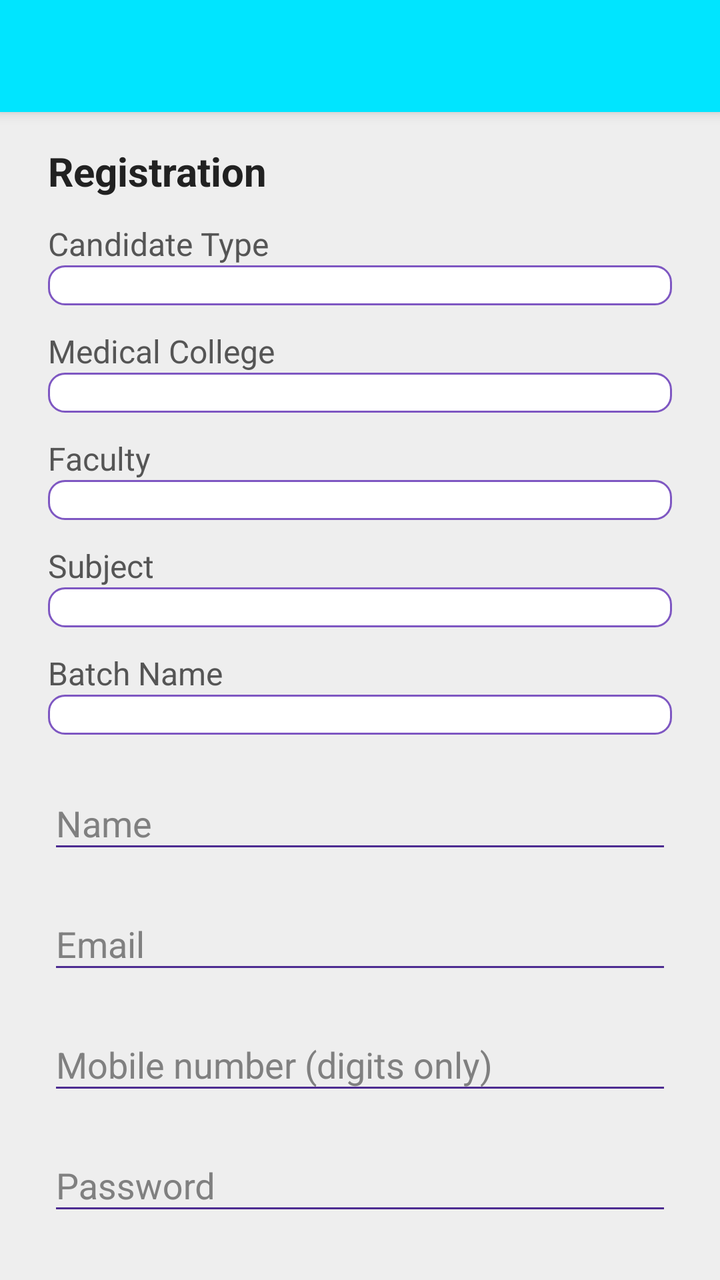
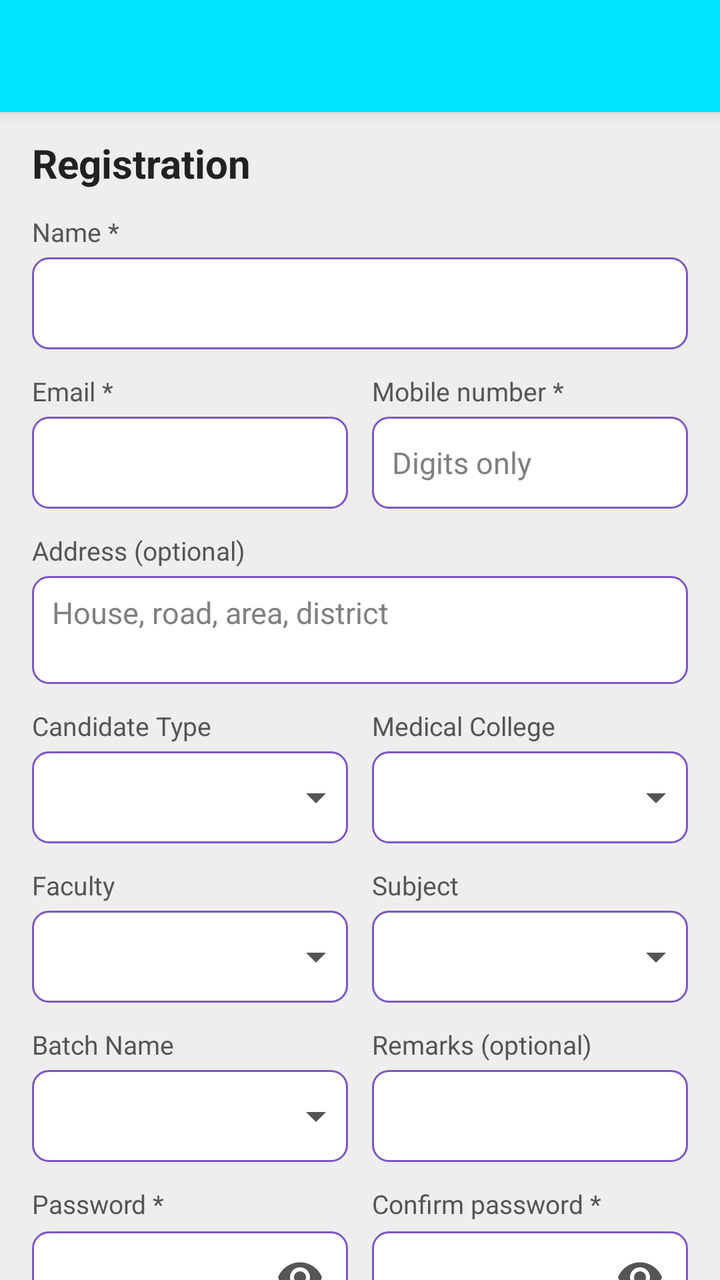

The first picture is an Android layout as it rendered before a commit; the second is the same layout after the commit. The layout source and the unified diff follow.
<!-- AndroidManifest.xml: activity theme AppTheme.Dark -->
<!-- res/layout/activity_sign_up.xml -->
<?xml version="1.0" encoding="utf-8"?>
<androidx.coordinatorlayout.widget.CoordinatorLayout xmlns:android="http://schemas.android.com/apk/res/android"
    xmlns:app="http://schemas.android.com/apk/res-auto"
    android:layout_width="match_parent"
    android:layout_height="match_parent"
    android:fitsSystemWindows="true">

    <com.google.android.material.appbar.AppBarLayout
        android:layout_width="match_parent"
        android:layout_height="wrap_content"
        android:theme="@style/AppTheme.AppBarOverlay">

        <androidx.appcompat.widget.Toolbar
            android:id="@+id/toolbar"
            android:layout_width="match_parent"
            android:layout_height="?attr/actionBarSize"
            android:background="?attr/colorPrimary"
            app:popupTheme="@style/AppTheme.PopupOverlay" />

    </com.google.android.material.appbar.AppBarLayout>

    <androidx.core.widget.NestedScrollView
        android:layout_width="match_parent"
        android:layout_height="match_parent"
        app:layout_behavior="@string/appbar_scrolling_view_behavior">

        <LinearLayout
            android:layout_width="match_parent"
            android:layout_height="wrap_content"
            android:focusable="true"
            android:focusableInTouchMode="true"
            android:orientation="vertical"
            android:paddingLeft="24dp"
            android:paddingRight="24dp"
            android:paddingTop="16dp"
            android:paddingBottom="24dp">

            <TextView
                android:layout_width="match_parent"
                android:layout_height="wrap_content"
                android:text="@string/lbl_registration"
                android:textColor="@color/text_color_primary"
                android:textSize="@dimen/text_size_large"
                android:textStyle="bold" />

            <TextView
                android:id="@+id/tvSignUpError"
                android:layout_width="match_parent"
                android:layout_height="wrap_content"
                android:layout_marginTop="8dp"
                android:gravity="center"
                android:textColor="@color/orange_red"
                android:textSize="@dimen/text_size_small"
                android:visibility="gone" />

            <TextView style="@style/CardViewLabelStyle" android:layout_width="match_parent" android:layout_height="wrap_content" android:layout_marginTop="12dp" android:text="@string/lbl_candidate_type" />
            <Spinner android:id="@+id/spCategory" android:layout_width="match_parent" android:layout_height="wrap_content" android:background="@drawable/rounded_edittext" android:padding="10dp" android:popupBackground="@color/white" android:spinnerMode="dropdown" />

            <TextView style="@style/CardViewLabelStyle" android:layout_width="match_parent" android:layout_height="wrap_content" android:layout_marginTop="12dp" android:text="@string/lbl_medical_college" />
            <Spinner android:id="@+id/spMedicalCollege" android:layout_width="match_parent" android:layout_height="wrap_content" android:background="@drawable/rounded_edittext" android:padding="10dp" android:popupBackground="@color/white" android:spinnerMode="dropdown" />

            <TextView style="@style/CardViewLabelStyle" android:layout_width="match_parent" android:layout_height="wrap_content" android:layout_marginTop="12dp" android:text="@string/lbl_faculty" />
            <Spinner android:id="@+id/spFaculty" android:layout_width="match_parent" android:layout_height="wrap_content" android:background="@drawable/rounded_edittext" android:padding="10dp" android:popupBackground="@color/white" android:spinnerMode="dropdown" />

            <TextView style="@style/CardViewLabelStyle" android:layout_width="match_parent" android:layout_height="wrap_content" android:layout_marginTop="12dp" android:text="@string/lbl_subject" />
            <Spinner android:id="@+id/spDepartment" android:layout_width="match_parent" android:layout_height="wrap_content" android:background="@drawable/rounded_edittext" android:padding="10dp" android:popupBackground="@color/white" android:spinnerMode="dropdown" />

            <TextView style="@style/CardViewLabelStyle" android:layout_width="match_parent" android:layout_height="wrap_content" android:layout_marginTop="12dp" android:text="@string/lbl_batch_name" />
            <Spinner android:id="@+id/spBatch" android:layout_width="match_parent" android:layout_height="wrap_content" android:background="@drawable/rounded_edittext" android:padding="10dp" android:popupBackground="@color/white" android:spinnerMode="dropdown" />

            <com.google.android.material.textfield.TextInputLayout
                android:layout_width="match_parent"
                android:layout_height="wrap_content"
                android:layout_marginTop="12dp">
                <EditText
                    android:id="@+id/input_name"
                    android:layout_width="match_parent"
                    android:layout_height="wrap_content"
                    android:hint="@string/hint_name"
                    android:inputType="textPersonName|textCapWords" />
            </com.google.android.material.textfield.TextInputLayout>

            <com.google.android.material.textfield.TextInputLayout
                android:layout_width="match_parent"
                android:layout_height="wrap_content"
                android:layout_marginTop="8dp">
                <EditText
                    android:id="@+id/input_email"
                    android:layout_width="match_parent"
                    android:layout_height="wrap_content"
                    android:hint="@string/hint_email"
                    android:inputType="textEmailAddress" />
            </com.google.android.material.textfield.TextInputLayout>

            <com.google.android.material.textfield.TextInputLayout
                android:layout_width="match_parent"
                android:layout_height="wrap_content"
                android:layout_marginTop="8dp">
                <EditText
                    android:id="@+id/input_phone"
                    android:layout_width="match_parent"
                    android:layout_height="wrap_content"
                    android:hint="@string/hint_phone"
                    android:digits="0123456789"
                    android:inputType="number"
                    android:maxLength="15" />
            </com.google.android.material.textfield.TextInputLayout>

            <com.google.android.material.textfield.TextInputLayout
                android:layout_width="match_parent"
                android:layout_height="wrap_content"
                android:layout_marginTop="8dp">
                <EditText
                    android:id="@+id/input_password"
                    android:layout_width="match_parent"
                    android:layout_height="wrap_content"
                    android:hint="@string/hint_password"
                    android:inputType="textPassword" />
            </com.google.android.material.textfield.TextInputLayout>

            <com.google.android.material.textfield.TextInputLayout
                android:layout_width="match_parent"
                android:layout_height="wrap_content"
                android:layout_marginTop="8dp">
                <EditText
                    android:id="@+id/input_password_re"
                    android:layout_width="match_parent"
                    android:layout_height="wrap_content"
                    android:hint="@string/hint_password_re"
                    android:inputType="textPassword" />
            </com.google.android.material.textfield.TextInputLayout>

            <com.google.android.material.textfield.TextInputLayout
                android:layout_width="match_parent"
                android:layout_height="wrap_content"
                android:layout_marginTop="8dp">
                <EditText
                    android:id="@+id/input_remarks"
                    android:layout_width="match_parent"
                    android:layout_height="wrap_content"
                    android:hint="@string/hint_remarks"
                    android:inputType="textMultiLine|textCapSentences"
                    android:minLines="2" />
            </com.google.android.material.textfield.TextInputLayout>

            <androidx.appcompat.widget.AppCompatButton
                android:id="@+id/btnRegister"
                style="@style/buttonStyle"
                android:layout_width="match_parent"
                android:layout_height="wrap_content"
                android:layout_marginTop="24dp"
                android:padding="12dp"
                android:text="@string/btn_register" />

        </LinearLayout>
    </androidx.core.widget.NestedScrollView>
</androidx.coordinatorlayout.widget.CoordinatorLayout>
<!-- resources referenced by this layout -->
<resources>
  <string name="hint_email">Email</string>
  <string name="hint_name">Name</string>
  <string name="hint_password">Password</string>
  <string name="hint_password_re">Re-type Password</string>
  <string name="hint_phone">Mobile number (digits only)</string>
  <string name="hint_remarks">Remarks (optional)</string>
  <style name="CardViewLabelStyle">
          <item name="android:textSize">@dimen/text_size_medium</item>
          <item name="android:textColor">@color/text_color_secondary</item>
      </style>
  <dimen name="text_size_medium">16sp</dimen>
  <!-- unchanged entries left out for length: 30 -->
</resources>

<!-- the commit's change to res/layout/activity_sign_up.xml (unified diff, before → after) -->
@@ -30,10 +30,10 @@
             android:focusable="true"
             android:focusableInTouchMode="true"
             android:orientation="vertical"
-            android:paddingLeft="24dp"
-            android:paddingRight="24dp"
-            android:paddingTop="16dp"
-            android:paddingBottom="24dp">
+            android:paddingBottom="24dp"
+            android:paddingLeft="16dp"
+            android:paddingRight="16dp"
+            android:paddingTop="12dp">
 
             <TextView
                 android:layout_width="match_parent"
@@ -53,95 +53,228 @@
                 android:textSize="@dimen/text_size_small"
                 android:visibility="gone" />
 
-            <TextView style="@style/CardViewLabelStyle" android:layout_width="match_parent" android:layout_height="wrap_content" android:layout_marginTop="12dp" android:text="@string/lbl_candidate_type" />
-            <Spinner android:id="@+id/spCategory" android:layout_width="match_parent" android:layout_height="wrap_content" android:background="@drawable/rounded_edittext" android:padding="10dp" android:popupBackground="@color/white" android:spinnerMode="dropdown" />
-
-            <TextView style="@style/CardViewLabelStyle" android:layout_width="match_parent" android:layout_height="wrap_content" android:layout_marginTop="12dp" android:text="@string/lbl_medical_college" />
-            <Spinner android:id="@+id/spMedicalCollege" android:layout_width="match_parent" android:layout_height="wrap_content" android:background="@drawable/rounded_edittext" android:padding="10dp" android:popupBackground="@color/white" android:spinnerMode="dropdown" />
-
-            <TextView style="@style/CardViewLabelStyle" android:layout_width="match_parent" android:layout_height="wrap_content" android:layout_marginTop="12dp" android:text="@string/lbl_faculty" />
-            <Spinner android:id="@+id/spFaculty" android:layout_width="match_parent" android:layout_height="wrap_content" android:background="@drawable/rounded_edittext" android:padding="10dp" android:popupBackground="@color/white" android:spinnerMode="dropdown" />
-
-            <TextView style="@style/CardViewLabelStyle" android:layout_width="match_parent" android:layout_height="wrap_content" android:layout_marginTop="12dp" android:text="@string/lbl_subject" />
-            <Spinner android:id="@+id/spDepartment" android:layout_width="match_parent" android:layout_height="wrap_content" android:background="@drawable/rounded_edittext" android:padding="10dp" android:popupBackground="@color/white" android:spinnerMode="dropdown" />
-
-            <TextView style="@style/CardViewLabelStyle" android:layout_width="match_parent" android:layout_height="wrap_content" android:layout_marginTop="12dp" android:text="@string/lbl_batch_name" />
-            <Spinner android:id="@+id/spBatch" android:layout_width="match_parent" android:layout_height="wrap_content" android:background="@drawable/rounded_edittext" android:padding="10dp" android:popupBackground="@color/white" android:spinnerMode="dropdown" />
-
-            <com.google.android.material.textfield.TextInputLayout
-                android:layout_width="match_parent"
-                android:layout_height="wrap_content"
-                android:layout_marginTop="12dp">
-                <EditText
-                    android:id="@+id/input_name"
-                    android:layout_width="match_parent"
-                    android:layout_height="wrap_content"
-                    android:hint="@string/hint_name"
-                    android:inputType="textPersonName|textCapWords" />
-            </com.google.android.material.textfield.TextInputLayout>
-
-            <com.google.android.material.textfield.TextInputLayout
-                android:layout_width="match_parent"
-                android:layout_height="wrap_content"
-                android:layout_marginTop="8dp">
-                <EditText
-                    android:id="@+id/input_email"
-                    android:layout_width="match_parent"
-                    android:layout_height="wrap_content"
-                    android:hint="@string/hint_email"
-                    android:inputType="textEmailAddress" />
-            </com.google.android.material.textfield.TextInputLayout>
-
-            <com.google.android.material.textfield.TextInputLayout
-                android:layout_width="match_parent"
-                android:layout_height="wrap_content"
-                android:layout_marginTop="8dp">
-                <EditText
-                    android:id="@+id/input_phone"
-                    android:layout_width="match_parent"
-                    android:layout_height="wrap_content"
-                    android:hint="@string/hint_phone"
-                    android:digits="0123456789"
-                    android:inputType="number"
-                    android:maxLength="15" />
-            </com.google.android.material.textfield.TextInputLayout>
-
-            <com.google.android.material.textfield.TextInputLayout
-                android:layout_width="match_parent"
-                android:layout_height="wrap_content"
-                android:layout_marginTop="8dp">
-                <EditText
-                    android:id="@+id/input_password"
-                    android:layout_width="match_parent"
-                    android:layout_height="wrap_content"
-                    android:hint="@string/hint_password"
-                    android:inputType="textPassword" />
-            </com.google.android.material.textfield.TextInputLayout>
-
-            <com.google.android.material.textfield.TextInputLayout
-                android:layout_width="match_parent"
-                android:layout_height="wrap_content"
-                android:layout_marginTop="8dp">
-                <EditText
-                    android:id="@+id/input_password_re"
-                    android:layout_width="match_parent"
-                    android:layout_height="wrap_content"
-                    android:hint="@string/hint_password_re"
-                    android:inputType="textPassword" />
-            </com.google.android.material.textfield.TextInputLayout>
-
-            <com.google.android.material.textfield.TextInputLayout
-                android:layout_width="match_parent"
-                android:layout_height="wrap_content"
-                android:layout_marginTop="8dp">
-                <EditText
-                    android:id="@+id/input_remarks"
-                    android:layout_width="match_parent"
-                    android:layout_height="wrap_content"
-                    android:hint="@string/hint_remarks"
-                    android:inputType="textMultiLine|textCapSentences"
-                    android:minLines="2" />
-            </com.google.android.material.textfield.TextInputLayout>
+            
+            <TextView
+                style="@style/FormLabel"
+                android:text="@string/lbl_name_required" />
+
+            <EditText
+                android:id="@+id/input_name"
+                style="@style/FormInput"
+                android:inputType="textPersonName|textCapWords" />
+
+            
+            <LinearLayout
+                android:layout_width="match_parent"
+                android:layout_height="wrap_content"
+                android:baselineAligned="false"
+                android:orientation="horizontal">
+
+                <LinearLayout style="@style/FormColumnStart">
+
+                    <TextView
+                        style="@style/FormLabel"
+                        android:text="@string/lbl_email_required" />
+
+                    <EditText
+                        android:id="@+id/input_email"
+                        style="@style/FormInput"
+                        android:inputType="textEmailAddress" />
+                </LinearLayout>
+
+                <LinearLayout style="@style/FormColumnEnd">
+
+                    <TextView
+                        style="@style/FormLabel"
+                        android:text="@string/lbl_mobile_required" />
+
+                    <EditText
+                        android:id="@+id/input_phone"
+                        style="@style/FormInput"
+                        android:digits="0123456789"
+                        android:hint="@string/hint_digits_only"
+                        android:inputType="number"
+                        android:maxLength="15" />
+                </LinearLayout>
+            </LinearLayout>
+
+            
+            <TextView
+                style="@style/FormLabel"
+                android:text="@string/lbl_address_optional" />
+
+            <EditText
+                android:id="@+id/input_address"
+                style="@style/FormInput"
+                android:gravity="top|start"
+                android:hint="@string/hint_address"
+                android:inputType="textPostalAddress|textMultiLine|textCapWords"
+                android:maxLength="500"
+                android:minLines="2" />
+
+            
+            <LinearLayout
+                android:layout_width="match_parent"
+                android:layout_height="wrap_content"
+                android:baselineAligned="false"
+                android:orientation="horizontal">
+
+                <LinearLayout style="@style/FormColumnStart">
+
+                    <TextView
+                        style="@style/FormLabel"
+                        android:text="@string/lbl_candidate_type" />
+
+                    <FrameLayout style="@style/FormSpinnerBox">
+
+                        <Spinner
+                            android:id="@+id/spCategory"
+                            style="@style/FormSpinner" />
+
+                        <ImageView style="@style/FormSpinnerArrow" />
+                    </FrameLayout>
+                </LinearLayout>
+
+                <LinearLayout style="@style/FormColumnEnd">
+
+                    <TextView
+                        style="@style/FormLabel"
+                        android:text="@string/lbl_medical_college" />
+
+                    <FrameLayout style="@style/FormSpinnerBox">
+
+                        <Spinner
+                            android:id="@+id/spMedicalCollege"
+                            style="@style/FormSpinner" />
+
+                        <ImageView style="@style/FormSpinnerArrow" />
+                    </FrameLayout>
+                </LinearLayout>
+            </LinearLayout>
+
+            
+            <LinearLayout
+                android:layout_width="match_parent"
+                android:layout_height="wrap_content"
+                android:baselineAligned="false"
+                android:orientation="horizontal">
+
+                <LinearLayout style="@style/FormColumnStart">
+
+                    <TextView
+                        style="@style/FormLabel"
+                        android:text="@string/lbl_faculty" />
+
+                    <FrameLayout style="@style/FormSpinnerBox">
+
+                        <Spinner
+                            android:id="@+id/spFaculty"
+                            style="@style/FormSpinner" />
+
+                        <ImageView style="@style/FormSpinnerArrow" />
+                    </FrameLayout>
+                </LinearLayout>
+
+                <LinearLayout style="@style/FormColumnEnd">
+
+                    <TextView
+                        style="@style/FormLabel"
+                        android:text="@string/lbl_subject" />
+
+                    <FrameLayout style="@style/FormSpinnerBox">
+
+                        <Spinner
+                            android:id="@+id/spDepartment"
+                            style="@style/FormSpinner" />
+
+                        <ImageView style="@style/FormSpinnerArrow" />
+                    </FrameLayout>
+                </LinearLayout>
+            </LinearLayout>
+
+            
+            <LinearLayout
+                android:layout_width="match_parent"
+                android:layout_height="wrap_content"
+                android:baselineAligned="false"
+                android:orientation="horizontal">
+
+                <LinearLayout style="@style/FormColumnStart">
+
+                    <TextView
+                        style="@style/FormLabel"
+                        android:text="@string/lbl_batch_name" />
+
+                    <FrameLayout style="@style/FormSpinnerBox">
+
+                        <Spinner
+                            android:id="@+id/spBatch"
+                            style="@style/FormSpinner" />
+
+                        <ImageView style="@style/FormSpinnerArrow" />
+                    </FrameLayout>
+                </LinearLayout>
+
+                <LinearLayout style="@style/FormColumnEnd">
+
+                    <TextView
+                        style="@style/FormLabel"
+                        android:text="@string/lbl_remarks_optional" />
+
+                    <EditText
+                        android:id="@+id/input_remarks"
+                        style="@style/FormInput"
+                        android:inputType="textCapSentences" />
+                </LinearLayout>
+            </LinearLayout>
+
+            
+            <LinearLayout
+                android:layout_width="match_parent"
+                android:layout_height="wrap_content"
+                android:baselineAligned="false"
+                android:orientation="horizontal">
+
+                <LinearLayout style="@style/FormColumnStart">
+
+                    <TextView
+                        style="@style/FormLabel"
+                        android:text="@string/lbl_password_required" />
+
+                    <com.google.android.material.textfield.TextInputLayout
+                        android:layout_width="match_parent"
+                        android:layout_height="wrap_content"
+                        app:endIconMode="password_toggle"
+                        app:endIconTint="@color/text_color_secondary"
+                        app:hintEnabled="false">
+
+                        <EditText
+                            android:id="@+id/input_password"
+                            style="@style/FormInput"
+                            android:inputType="textPassword" />
+                    </com.google.android.material.textfield.TextInputLayout>
+                </LinearLayout>
+
+                <LinearLayout style="@style/FormColumnEnd">
+
+                    <TextView
+                        style="@style/FormLabel"
+                        android:text="@string/lbl_password_re_required" />
+
+                    <com.google.android.material.textfield.TextInputLayout
+                        android:layout_width="match_parent"
+                        android:layout_height="wrap_content"
+                        app:endIconMode="password_toggle"
+                        app:endIconTint="@color/text_color_secondary"
+                        app:hintEnabled="false">
+
+                        <EditText
+                            android:id="@+id/input_password_re"
+                            style="@style/FormInput"
+                            android:inputType="textPassword" />
+                    </com.google.android.material.textfield.TextInputLayout>
+                </LinearLayout>
+            </LinearLayout>
 
             <androidx.appcompat.widget.AppCompatButton
                 android:id="@+id/btnRegister"
<!-- resource entries referenced after the edit -->
@@ -1,16 +1,85 @@
 <!-- resources referenced by this layout -->
 <resources>
-  <string name="hint_email">Email</string>
-  <string name="hint_name">Name</string>
-  <string name="hint_password">Password</string>
-  <string name="hint_password_re">Re-type Password</string>
-  <string name="hint_phone">Mobile number (digits only)</string>
-  <string name="hint_remarks">Remarks (optional)</string>
-  <style name="CardViewLabelStyle">
-          <item name="android:textSize">@dimen/text_size_medium</item>
+  <string name="hint_address">House, road, area, district</string>
+  <string name="hint_digits_only">Digits only</string>
+  <string name="lbl_address_optional">Address (optional)</string>
+  <string name="lbl_email_required">Email *</string>
+  <string name="lbl_mobile_required">Mobile number *</string>
+  <string name="lbl_name_required">Name *</string>
+  <string name="lbl_password_re_required">Confirm password *</string>
+  <string name="lbl_password_required">Password *</string>
+  <string name="lbl_remarks_optional">Remarks (optional)</string>
+  <style name="FormColumnEnd" parent="FormColumnStart">
+          <item name="android:layout_marginRight">0dp</item>
+          <item name="android:layout_marginLeft">6dp</item>
+      </style>
+  <style name="FormColumnStart">
+          <item name="android:layout_width">0dp</item>
+          <item name="android:layout_height">wrap_content</item>
+          <item name="android:layout_weight">1</item>
+          <item name="android:layout_marginRight">6dp</item>
+          <item name="android:orientation">vertical</item>
+      </style>
+  <style name="FormInput">
+          <item name="android:layout_width">match_parent</item>
+          <item name="android:layout_height">wrap_content</item>
+          <item name="android:minHeight">46dp</item>
+          <item name="android:background">@drawable/rounded_edittext</item>
+          <item name="android:paddingLeft">10dp</item>
+          <item name="android:paddingRight">10dp</item>
+          <item name="android:paddingTop">8dp</item>
+          <item name="android:paddingBottom">8dp</item>
+          <item name="android:textColor">@color/text_color_primary</item>
+          <item name="android:textColorHint">@color/gray</item>
+          <item name="android:textSize">15sp</item>
+      </style>
+  <style name="FormLabel">
+          <item name="android:layout_width">match_parent</item>
+          <item name="android:layout_height">wrap_content</item>
+          <item name="android:layout_marginTop">12dp</item>
+          <item name="android:layout_marginBottom">4dp</item>
+          <item name="android:ellipsize">end</item>
+          <item name="android:maxLines">1</item>
           <item name="android:textColor">@color/text_color_secondary</item>
+          <item name="android:textSize">@dimen/text_size_small_ultra</item>
       </style>
-  <dimen name="text_size_medium">16sp</dimen>
+  <style name="FormSpinner">
+          <item name="android:layout_width">match_parent</item>
+          <item name="android:layout_height">46dp</item>
+          <item name="android:background">@android:color/transparent</item>
+          <item name="android:paddingLeft">10dp</item>
+          <item name="android:paddingRight">28dp</item>
+          <item name="android:popupBackground">@color/white</item>
+          <item name="android:spinnerMode">dropdown</item>
+      </style>
+  <style name="FormSpinnerArrow">
+          <item name="android:layout_width">24dp</item>
+          <item name="android:layout_height">24dp</item>
+          <item name="android:layout_gravity">right|center_vertical</item>
+          <item name="android:layout_marginRight">4dp</item>
+          <item name="android:clickable">false</item>
+          <item name="android:focusable">false</item>
+          <item name="android:importantForAccessibility">no</item>
+          <item name="android:src">@drawable/ic_arrow_drop_down</item>
+      </style>
+  <style name="FormSpinnerBox">
+          <item name="android:layout_width">match_parent</item>
+          <item name="android:layout_height">wrap_content</item>
+          <item name="android:minHeight">46dp</item>
+          <item name="android:background">@drawable/rounded_edittext</item>
+      </style>
+  <dimen name="text_size_small_ultra">13sp</dimen>
+  <!-- drawable ic_arrow_drop_down (drawable) -->
+  <?xml version="1.0" encoding="utf-8"?>
+  <vector xmlns:android="http://schemas.android.com/apk/res/android"
+      android:width="24dp"
+      android:height="24dp"
+      android:viewportWidth="24"
+      android:viewportHeight="24">
+      <path
+          android:fillColor="#FF555555"
+          android:pathData="M7,10l5,5 5,-5z" />
+  </vector>
   <!-- unchanged entries left out for length: 30 -->
 </resources>
 
